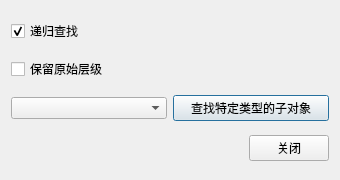
victor647/WAAPI_Tools, file ui/AdvancedFind.ui: the form before one commit.
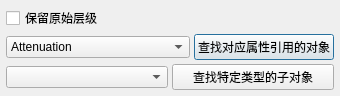
The form after the commit. Custom widgets are drawn as their Qt base class.

Commit message: 优化属性查找和高级查找相关逻辑

Patch:
```diff
--- a/ui/AdvancedFind.ui
+++ b/ui/AdvancedFind.ui
@@ -7,7 +7,7 @@
     <x>0</x>
     <y>0</y>
     <width>340</width>
-    <height>180</height>
+    <height>96</height>
    </rect>
   </property>
   <property name="minimumSize">
@@ -20,16 +20,21 @@
    <string>高级查找</string>
   </property>
   <layout class="QVBoxLayout" name="verticalLayout">
-   <item>
-    <widget class="QCheckBox" name="cbxRecursiveFind">
-     <property name="text">
-      <string>递归查找</string>
-     </property>
-     <property name="checked">
-      <bool>true</bool>
-     </property>
-    </widget>
-   </item>
+   <property name="spacing">
+    <number>4</number>
+   </property>
+   <property name="leftMargin">
+    <number>6</number>
+   </property>
+   <property name="topMargin">
+    <number>6</number>
+   </property>
+   <property name="rightMargin">
+    <number>6</number>
+   </property>
+   <property name="bottomMargin">
+    <number>6</number>
+   </property>
    <item>
     <widget class="QCheckBox" name="cbxKeepSelf">
      <property name="text">
@@ -37,8 +42,100 @@
      </property>
     </widget>
    </item>
+   <item>
+    <layout class="QHBoxLayout" name="layoutFindProperty">
+     <property name="spacing">
+      <number>4</number>
+     </property>
+     <property name="leftMargin">
+      <number>0</number>
+     </property>
+     <property name="topMargin">
+      <number>0</number>
+     </property>
+     <property name="rightMargin">
+      <number>0</number>
+     </property>
+     <property name="bottomMargin">
+      <number>0</number>
+     </property>
+     <item>
+      <widget class="QComboBox" name="cbbFindProperty">
+       <property name="sizePolicy">
+        <sizepolicy hsizetype="Expanding" vsizetype="Fixed">
+         <horstretch>0</horstretch>
+         <verstretch>0</verstretch>
+        </sizepolicy>
+       </property>
+       <property name="minimumSize">
+        <size>
+         <width>120</width>
+         <height>0</height>
+        </size>
+       </property>
+       <item>
+        <property name="text">
+         <string>Attenuation</string>
+        </property>
+       </item>
+       <item>
+        <property name="text">
+         <string>Conversion</string>
+        </property>
+       </item>
+       <item>
+        <property name="text">
+         <string>OutputBus</string>
+        </property>
+       </item>
+       <item>
+        <property name="text">
+         <string>SwitchGroupOrStateGroup</string>
+        </property>
+       </item>
+       <item>
+        <property name="text">
+         <string>DefaultSwitchOrState</string>
+        </property>
+       </item>
+       <item>
+        <property name="text">
+         <string>UserAuxSend0</string>
+        </property>
+       </item>
+       <item>
+        <property name="text">
+         <string>ReflectionsAuxSend</string>
+        </property>
+       </item>
+      </widget>
+     </item>
+     <item>
+      <widget class="QPushButton" name="btnFindProperty">
+       <property name="text">
+        <string>查找对应属性引用的对象</string>
+       </property>
+      </widget>
+     </item>
+    </layout>
+   </item>
    <item>
     <layout class="QHBoxLayout" name="layoutFindChildType">
+     <property name="spacing">
+      <number>4</number>
+     </property>
+     <property name="leftMargin">
+      <number>0</number>
+     </property>
+     <property name="topMargin">
+      <number>0</number>
+     </property>
+     <property name="rightMargin">
+      <number>0</number>
+     </property>
+     <property name="bottomMargin">
+      <number>0</number>
+     </property>
      <item>
       <widget class="QComboBox" name="cbbFindChildType"/>
      </item>
@@ -52,31 +149,27 @@
     </layout>
    </item>
    <item>
-    <layout class="QHBoxLayout" name="buttonRow">
-     <item>
-      <spacer name="buttonSpacer">
-       <property name="orientation">
-        <enum>Qt::Horizontal</enum>
-       </property>
-       <property name="sizeHint" stdset="0">
-        <size>
-         <width>40</width>
-         <height>20</height>
-        </size>
-       </property>
-      </spacer>
-     </item>
-     <item>
-      <widget class="QPushButton" name="btnClose">
-       <property name="text">
-        <string>关闭</string>
-       </property>
-      </widget>
-     </item>
-    </layout>
+    <spacer name="verticalSpacer">
+     <property name="orientation">
+      <enum>Qt::Vertical</enum>
+     </property>
+     <property name="sizeHint" stdset="0">
+      <size>
+       <width>20</width>
+       <height>10</height>
+      </size>
+     </property>
+    </spacer>
    </item>
   </layout>
  </widget>
+ <customwidgets>
+  <customwidget>
+   <class>MultiSelectCombo</class>
+   <extends>QComboBox</extends>
+   <header>libraries.widgets.multi_select_combo</header>
+  </customwidget>
+ </customwidgets>
  <resources/>
  <connections/>
 </ui>
```
Left out of the diff: 2 changed lines with no effect on the pictures. The commit also changes 26 other files.
